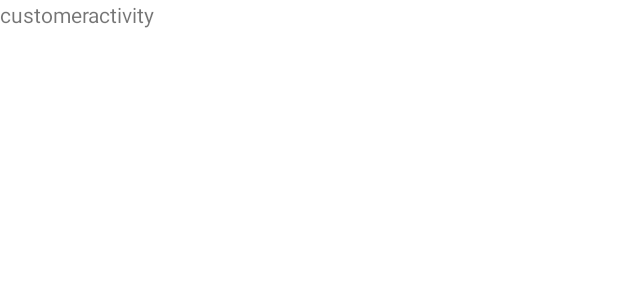
After one commit to gururani-abhishek/DrugDetection, an Android app: the layout activity_customer.xml on its own in the app's theme, with its tools: preview values and no code run, on a phone screen of 412 x 824 dp. The commit adds this screen. Shown: the top 300 px of the screen. Run offline under Robolectric (Android 15) with nearby library versions, the phone set to English and light mode, and no system bars.

Commit message:
redirection to admin and customer side done

```diff
--- a/app/build.gradle
+++ b/app/build.gradle
@@ -5,12 +5,12 @@ plugins {
 
 android {
     namespace 'com.example.drugdetection'
-    compileSdk 32
+    compileSdk 33
 
     defaultConfig {
         applicationId "com.example.drugdetection"
         minSdk 21
-        targetSdk 32
+        targetSdk 33
         versionCode 1
         versionName "1.0"
 
@@ -35,7 +35,7 @@ android {
 dependencies {
 
     implementation 'androidx.core:core-ktx:1.7.0'
-    implementation 'androidx.appcompat:appcompat:1.5.1'
+    implementation 'androidx.appcompat:appcompat:1.6.0'
     implementation 'com.google.android.material:material:1.6.1'
     implementation 'androidx.constraintlayout:constraintlayout:2.1.4'
     testImplementation 'junit:junit:4.13.2'
--- /dev/null
+++ b/app/src/main/res/layout/activity_customer.xml
@@ -0,0 +1,14 @@
+<?xml version="1.0" encoding="utf-8"?>
+<androidx.constraintlayout.widget.ConstraintLayout xmlns:android="http://schemas.android.com/apk/res/android"
+    xmlns:app="http://schemas.android.com/apk/res-auto"
+    xmlns:tools="http://schemas.android.com/tools"
+    android:layout_width="match_parent"
+    android:layout_height="match_parent"
+    tools:context=".CustomerActivity">
+
+    <TextView
+        android:layout_width="match_parent"
+        android:layout_height="match_parent"
+        android:text="customeractivity"
+        />
+</androidx.constraintlayout.widget.ConstraintLayout>
--- a/app/src/main/res/layout/activity_main.xml
+++ b/app/src/main/res/layout/activity_main.xml
@@ -24,6 +24,7 @@
         />
 
     <Button
+        android:id="@+id/customerBtn"
         android:layout_width="wrap_content"
         android:layout_height="wrap_content"
         android:backgroundTint="@color/white"
@@ -54,6 +55,7 @@
         />
 
     <Button
+        android:id="@+id/adminBtn"
         android:layout_width="wrap_content"
         android:layout_height="wrap_content"
         app:layout_constraintTop_toBottomOf="@id/adminText"
```
Also changed, not shown: app/src/main/AndroidManifest.xml (+20 -3 lines), app/src/main/java/com/example/drugdetection/AdminActivity.kt (added, +11 -0 lines), app/src/main/java/com/example/drugdetection/CustomerActivity.kt (added, +11 -0 lines), app/src/main/java/com/example/drugdetection/MainActivity.kt (+13 -0 lines), app/src/main/res/layout/activity_admin.xml (added, +15 -0 lines).
